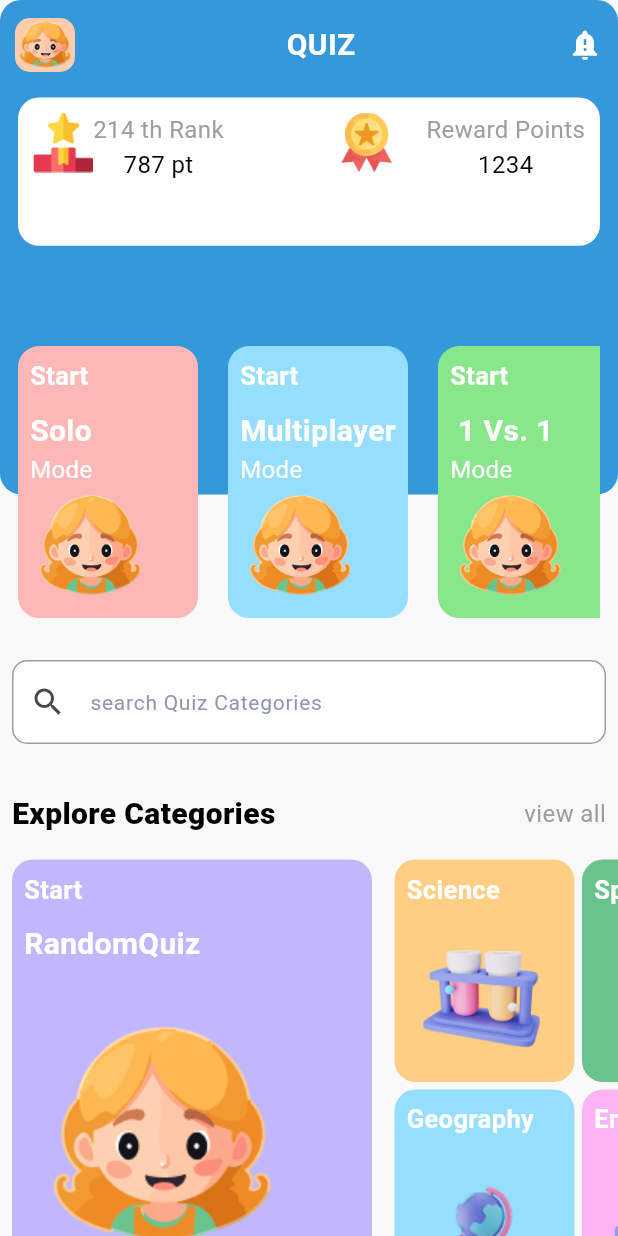
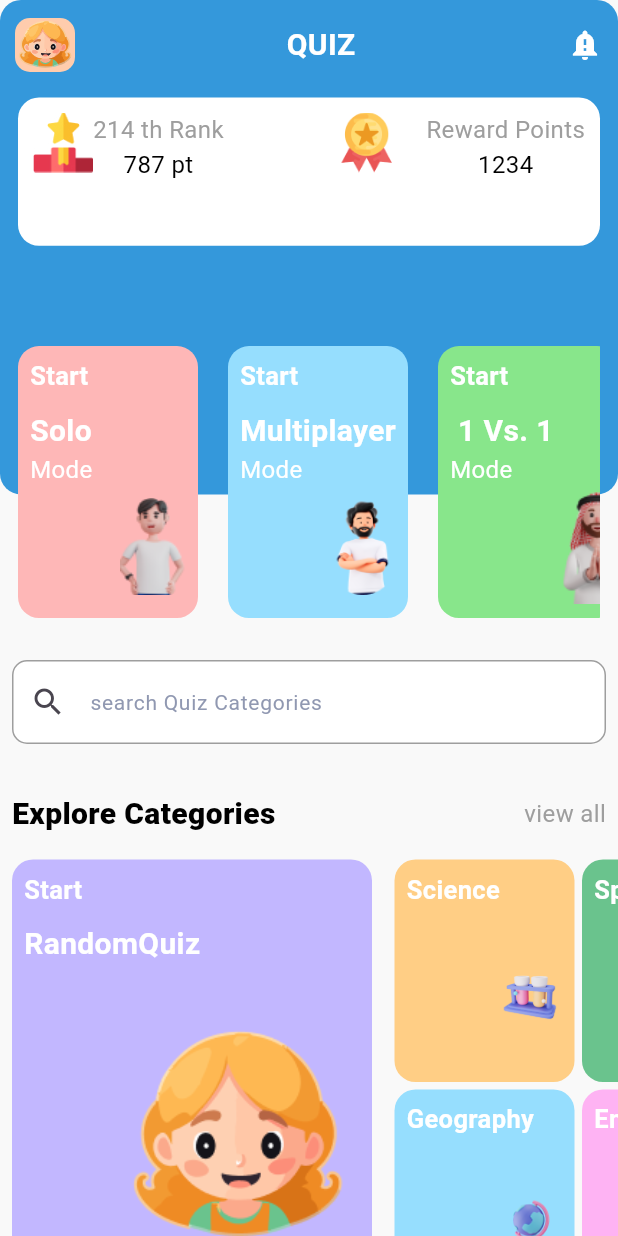
Before and after one commit to mahmoudrabie97/quiz_APP, a Flutter app: the HomeQuizePage screen opened directly, on a phone screen of 412 x 824 dp. Run offline on Flutter 3.47's test engine with Material 3 defaults, Android fonts, the phone set to English and light mode, and no system bars; our stand-ins replace flutter_bloc, flutter_svg, shared_preferences; accounts and stored records are empty; project files that could hold a hidden picture were left out.

Commit message:
edit images home

```diff
--- a/lib/pages/home_quize_page/widgets/customcontainermode.dart
+++ b/lib/pages/home_quize_page/widgets/customcontainermode.dart
@@ -58,7 +58,12 @@ class CustomerContainerMode extends StatelessWidget {
                   text: modetext2,
                   color: Colors.white,
                 ),
-              Expanded(child: Image.asset(imagestring)),
+              Expanded(
+                child: Padding(
+                  padding: const EdgeInsets.only(left: 60),
+                  child: Image.asset(imagestring,),
+                ),
+              ),
             ],
           ),
         ));
--- a/lib/pages/home_quize_page/widgets/listviewitemmode.dart
+++ b/lib/pages/home_quize_page/widgets/listviewitemmode.dart
@@ -1,6 +1,7 @@
 import 'package:flutter/material.dart';
 import 'package:quizapp/pages/home_quize_page/widgets/customcontainermode.dart';
 import 'package:quizapp/pages/solo_quize/solo_quize_view.dart';
+import 'package:quizapp/utilites/assets.dart';
 import 'package:quizapp/utilites/extentionhelper.dart';
 
 class Listvuewitemmode extends StatelessWidget {
@@ -21,7 +22,7 @@ class Listvuewitemmode extends StatelessWidget {
             starttext: 'Start',
             modetext2: 'Mode',
             modetext: 'Solo',
-            imagestring: 'assets/svg/33.png',
+            imagestring: AssetsData.student,
             contaunerheight: MediaQuery.of(context).size.height * .28,
             containerwidth: 120,
             isremaintext: true,
@@ -35,7 +36,7 @@ class Listvuewitemmode extends StatelessWidget {
           starttext: 'Start',
           modetext2: 'Mode',
           modetext: 'Multiplayer',
-          imagestring: 'assets/svg/33.png',
+          imagestring: AssetsData.young,
           contaunerheight: MediaQuery.of(context).size.height * .28,
           containerwidth: 120,
           isremaintext: true,
@@ -47,7 +48,7 @@ class Listvuewitemmode extends StatelessWidget {
           modecolor: const Color(0xff88E68B),
           starttext: 'Start',
           modetext: ' 1 Vs. 1',
-          imagestring: 'assets/svg/33.png',
+          imagestring: AssetsData.old,
           contaunerheight: MediaQuery.of(context).size.height * .28,
           containerwidth: 120,
           modetext2: 'Mode',
--- a/lib/utilites/assets.dart
+++ b/lib/utilites/assets.dart
@@ -18,5 +18,7 @@ class AssetsData{
   static const shutDown = 'assets/images/shutdown 1.png';
   static const father = 'assets/images/father.png';
   static const student = 'assets/images/student.png';
+  static const old = 'assets/images/old.png';
+  static const young = 'assets/images/young.png';
 
 }
```
Also changed, not shown: lib/pages/quiz_summary/widgets/custom_tabs_tabBar.dart (+9 -9 lines), assets/images/choose 1.png (added), assets/images/old.png (added), assets/images/sports (1).png (added), assets/images/sports.png (added), assets/images/young.png (added).
